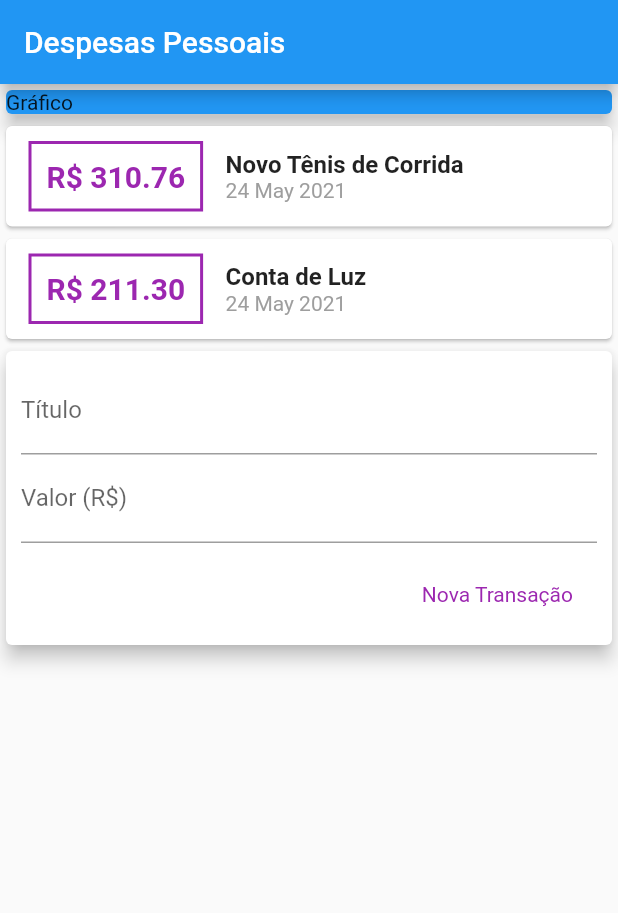
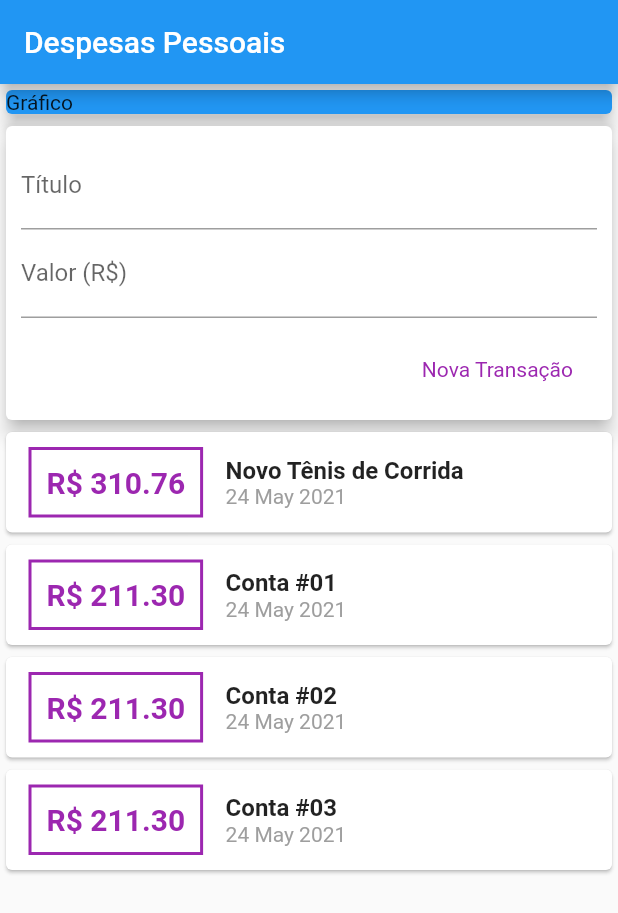
Before and after one commit to altenir/cod3r_expenses, a Flutter app: the screen it shows after launch, on a phone screen of 412 x 824 dp. Shown: the top 913 px of the screen. Run offline on Flutter 3.47's test engine with Material 2 defaults, Android fonts, the phone set to English and light mode, and no system bars.

Commit message:
comunicacao entre componentes

```diff
--- /dev/null
+++ b/lib/components/transaction_form.dart
@@ -0,0 +1,52 @@
+import 'package:flutter/material.dart';
+
+class TransactionForm extends StatelessWidget {
+  final titleController = TextEditingController();
+  final valueController = TextEditingController();
+  final void Function(String, double) onSubmit;
+  // Construtor
+  TransactionForm(this.onSubmit);
+
+  @override
+  Widget build(BuildContext context) {
+    return Card(
+      elevation: 5,
+      child: Padding(
+        padding: const EdgeInsets.all(10),
+        child: Column(
+          children: <Widget>[
+            TextField(
+              controller: titleController,
+              decoration: InputDecoration(labelText: 'Título'),
+            ),
+            TextField(
+              controller: valueController,
+              decoration: InputDecoration(
+                labelText: 'Valor (R\$)',
+              ),
+            ),
+            SizedBox(height: 10),
+            Row(
+              mainAxisAlignment: MainAxisAlignment.end,
+              children: [
+                TextButton(
+                  style: TextButton.styleFrom(
+                    padding: const EdgeInsets.all(16.0),
+                    primary: Colors.purple,
+                    textStyle: const TextStyle(fontSize: 14),
+                  ),
+                  onPressed: () {
+                    final title = titleController.text;
+                    final value = double.tryParse(valueController.text) ?? 0.0;
+                    onSubmit(title, value);
+                  },
+                  child: const Text('Nova Transação'),
+                ),
+              ],
+            )
+          ],
+        ),
+      ),
+    );
+  }
+}
--- /dev/null
+++ b/lib/components/transaction_list.dart
@@ -0,0 +1,61 @@
+import 'package:expenses/models/transaction.dart';
+import 'package:flutter/material.dart';
+import 'package:intl/intl.dart';
+
+class TransactionList extends StatelessWidget {
+  final List<Transaction> transactions;
+
+  TransactionList(this.transactions);
+
+  @override
+  Widget build(BuildContext context) {
+    return Container(
+      height: 300,
+      child: SingleChildScrollView(
+        child: Column(
+          children: transactions.map((tr) {
+            return Card(
+              child: Row(
+                children: <Widget>[
+                  Container(
+                    margin: EdgeInsets.symmetric(horizontal: 15, vertical: 10),
+                    decoration: BoxDecoration(
+                      border: Border.all(color: Colors.purple, width: 2),
+                    ),
+                    padding: EdgeInsets.all(10),
+                    child: Text(
+                      'R\$ ${tr.value.toStringAsFixed(2)}',
+                      style: TextStyle(
+                        fontWeight: FontWeight.bold,
+                        fontSize: 20,
+                        color: Colors.purple,
+                      ),
+                    ),
+                  ),
+                  Column(
+                    crossAxisAlignment: CrossAxisAlignment.start,
+                    children: <Widget>[
+                      Text(
+                        tr.title,
+                        style: TextStyle(
+                          fontSize: 16,
+                          fontWeight: FontWeight.bold,
+                        ),
+                      ),
+                      Text(
+                        DateFormat('d MMM y').format(tr.date),
+                        style: TextStyle(
+                          color: Colors.grey,
+                        ),
+                      )
+                    ],
+                  )
+                ],
+              ),
+            );
+          }).toList(),
+        ),
+      ),
+    );
+  }
+}
--- /dev/null
+++ b/lib/components/transaction_user.dart
@@ -0,0 +1,81 @@
+import 'dart:math';
+
+import 'package:expenses/components/transaction_form.dart';
+import 'package:expenses/components/transaction_list.dart';
+import 'package:expenses/models/transaction.dart';
+import 'package:flutter/material.dart';
+
+class TransactionUser extends StatefulWidget {
+  @override
+  _TransactionUserState createState() => _TransactionUserState();
+}
+
+class _TransactionUserState extends State<TransactionUser> {
+  final _transactions = [
+    Transaction(
+      id: 't1',
+      title: 'Novo Tênis de Corrida',
+      value: 310.76,
+      date: DateTime.now(),
+    ),
+    Transaction(
+      id: 't2',
+      title: 'Conta #01',
+      value: 211.30,
+      date: DateTime.now(),
+    ),
+    Transaction(
+      id: 't3',
+      title: 'Conta #02',
+      value: 211.30,
+      date: DateTime.now(),
+    ),
+    Transaction(
+      id: 't4',
+      title: 'Conta #03',
+      value: 211.30,
+      date: DateTime.now(),
+    ),
+    Transaction(
+      id: 't5',
+      title: 'Conta #04',
+      value: 211.30,
+      date: DateTime.now(),
+    ),
+    Transaction(
+      id: 't6',
+      title: 'Conta #05',
+      value: 211.30,
+      date: DateTime.now(),
+    ),
+    Transaction(
+      id: 't7',
+      title: 'Conta #06',
+      value: 211.30,
+      date: DateTime.now(),
+    ),
+  ];
+
+  _addTransaction(String title, double value) {
+    final newTransaction = Transaction(
+      id: Random().nextDouble().toString(),
+      title: title,
+      value: value,
+      date: DateTime.now(),
+    );
+
+    setState(() {
+      _transactions.add(newTransaction);
+    });
+  }
+
+  @override
+  Widget build(BuildContext context) {
+    return Column(
+      children: <Widget>[
+        TransactionForm(_addTransaction),
+        TransactionList(_transactions),
+      ],
+    );
+  }
+}
--- a/lib/main.dart
+++ b/lib/main.dart
@@ -1,6 +1,5 @@
-import 'package:expenses/models/transaction.dart';
 import 'package:flutter/material.dart';
-import 'package:intl/intl.dart';
+import 'components/transaction_user.dart';
 
 main() => runApp(ExpensesApp());
 
@@ -12,27 +11,14 @@ class ExpensesApp extends StatelessWidget {
 }
 
 class MyHomePage extends StatelessWidget {
-  final _transaction = [
-    Transaction(
-      id: 't1',
-      title: 'Novo Tênis de Corrida',
-      value: 310.76,
-      date: DateTime.now(),
-    ),
-    Transaction(
-      id: 't2',
-      title: 'Conta de Luz',
-      value: 211.30,
-      date: DateTime.now(),
-    ),
-  ];
   @override
   Widget build(BuildContext context) {
     return Scaffold(
       appBar: AppBar(
         title: Text('Despesas Pessoais'),
       ),
-      body: Column(
+      body: SingleChildScrollView(
+        child: Column(
           crossAxisAlignment: CrossAxisAlignment.stretch,
           children: <Widget>[
             Container(
@@ -42,84 +28,9 @@ class MyHomePage extends StatelessWidget {
                 elevation: 5,
               ),
             ),
-          Column(
-            children: _transaction.map((tr) {
-              return Card(
-                child: Row(
-                  children: <Widget>[
-                    Container(
-                      margin:
-                          EdgeInsets.symmetric(horizontal: 15, vertical: 10),
-                      decoration: BoxDecoration(
-                        border: Border.all(color: Colors.purple, width: 2),
-                      ),
-                      padding: EdgeInsets.all(10),
-                      child: Text(
-                        'R\$ ${tr.value.toStringAsFixed(2)}',
-                        style: TextStyle(
-                          fontWeight: FontWeight.bold,
-                          fontSize: 20,
-                          color: Colors.purple,
-                        ),
-                      ),
-                    ),
-                    Column(
-                      crossAxisAlignment: CrossAxisAlignment.start,
-                      children: <Widget>[
-                        Text(
-                          tr.title,
-                          style: TextStyle(
-                            fontSize: 16,
-                            fontWeight: FontWeight.bold,
-                          ),
-                        ),
-                        Text(
-                          DateFormat('d MMM y').format(tr.date),
-                          style: TextStyle(
-                            color: Colors.grey,
-                          ),
-                        )
-                      ],
-                    )
+            TransactionUser(),
           ],
         ),
-              );
-            }).toList(),
-          ),
-          Card(
-            elevation: 5,
-            child: Padding(
-              padding: const EdgeInsets.all(10),
-              child: Column(
-                children: <Widget>[
-                  TextField(
-                    decoration: InputDecoration(labelText: 'Título'),
-                  ),
-                  TextField(
-                    decoration: InputDecoration(
-                      labelText: 'Valor (R\$)',
-                    ),
-                  ),
-                  SizedBox(height: 10),
-                  Row(
-                    mainAxisAlignment: MainAxisAlignment.end,
-                    children: [
-                      TextButton(
-                        style: TextButton.styleFrom(
-                          padding: const EdgeInsets.all(16.0),
-                          primary: Colors.purple,
-                          textStyle: const TextStyle(fontSize: 14),
-                        ),
-                        onPressed: () {},
-                        child: const Text('Nova Transação'),
-                      ),
-                    ],
-                  )
-                ],
-              ),
-            ),
-          )
-        ],
       ),
     );
   }
```
Lines whose indentation alone changed are shown as unchanged.
